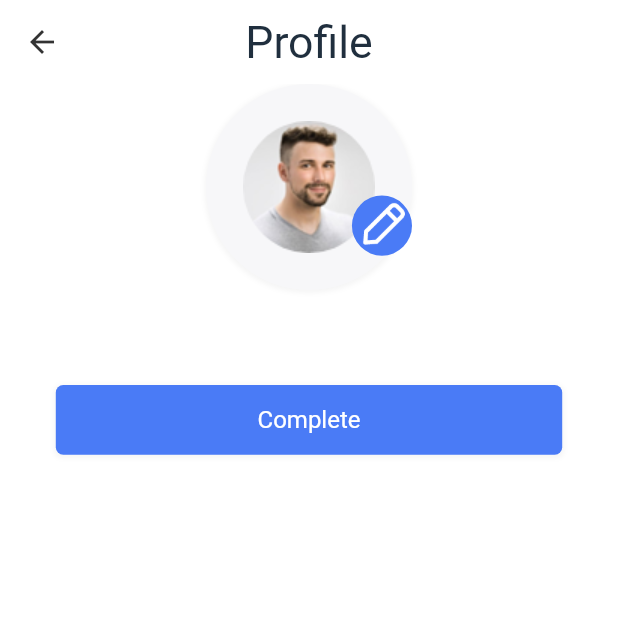
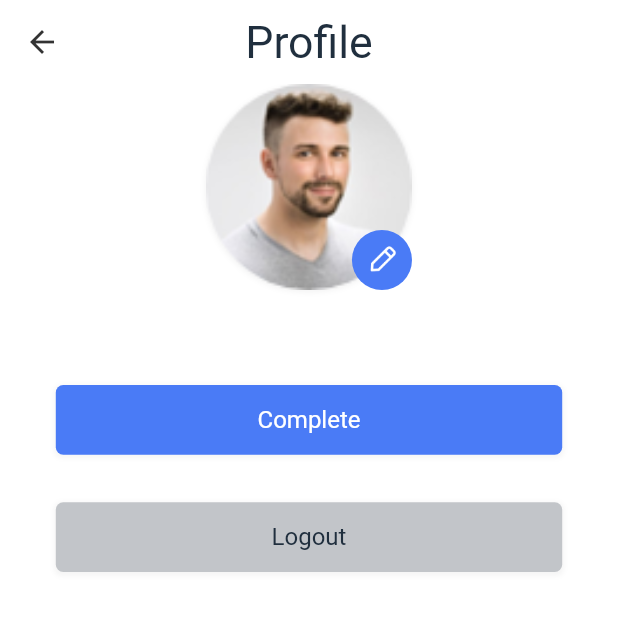
Before and after one commit to altrono/video-and-voice-chat-app, a Flutter app: the ProfilePage screen opened by its route, on a phone screen of 412 x 824 dp, the top half of it. Run offline on Flutter 3.47's test engine with Material 2 defaults, Android fonts, the phone set to English and light mode, and no system bars; our stand-ins replace cached_network_image, cloud_firestore, cookie_jar, dio, dio_cookie_manager, firebase_core and 9 more; accounts and stored records are empty.

Commit message:
added Profile UI final

```diff
--- a/lib/pages/profile/view.dart
+++ b/lib/pages/profile/view.dart
@@ -45,19 +45,21 @@ class ProfilePage extends GetView<ProfileController> {
           child: Image(
             width: 120.w,
             height: 120.h,
+            fit: BoxFit.cover,
             image: AssetImage(
               'assets/images/account_header.png'
             ),
           ),
         ),
         Positioned(
-            bottom: 20.w,
+            bottom: 0.w,
             right: 0.w,
             height: 35.w,
             child: GestureDetector(
               child: Container(
                 height: 35.w,
                 width: 35.w,
+                padding: EdgeInsets.all(7.w),
                 decoration: BoxDecoration(
                   color: AppColors.primaryElement,
                   borderRadius: BorderRadius.all(Radius.circular(40.w),
@@ -85,6 +87,8 @@ class ProfilePage extends GetView<ProfileController> {
                   children: [
                     _buildProfilePhoto(),
                     _buildCompleteBtn(),
+                    _buildLogoutBtn()
+
                   ],
                 ),
               ),
@@ -131,4 +135,55 @@ class ProfilePage extends GetView<ProfileController> {
       ),
     );
   }
+
+
+  Widget _buildLogoutBtn(){
+    return GestureDetector(
+      child: Container(
+        width: 295.w,
+        height: 44.h,
+        margin: EdgeInsets.only(top: 0.h, bottom: 30.h),
+        decoration: BoxDecoration(
+            color: AppColors.primarySecondaryElementText,
+            borderRadius: BorderRadius.all(Radius.circular(5)),
+            boxShadow: [
+              BoxShadow(
+                color: Colors.grey.withOpacity(0.1),
+                spreadRadius: 1,
+                blurRadius: 2,
+                offset: const Offset(0, 1),
+
+              )
+            ]
+        ),
+        child: Row(
+          mainAxisAlignment: MainAxisAlignment.center,
+          children: [
+            Text(
+              'Logout',
+              textAlign: TextAlign.center,
+              style: TextStyle(
+                color: AppColors.primaryText,
+                fontWeight: FontWeight.normal,
+                fontSize: 14.sp,
+              ),
+            )
+          ],
+        ),
+      ),
+      onTap: (){
+        Get.defaultDialog(
+          title: 'Are you sure you want to log out?',
+          content: Container(),
+          onConfirm: (){
+            controller.goLogout();
+          },
+          onCancel: (){},
+          textConfirm: 'Confirm',
+          textCancel: 'Cancel',
+          confirmTextColor: Colors.white
+        );
+      },
+    );
+  }
 }
```
Also changed, not shown: lib/common/store/user.dart (+4 -4 lines), lib/pages/profile/controller.dart (+7 -0 lines).
